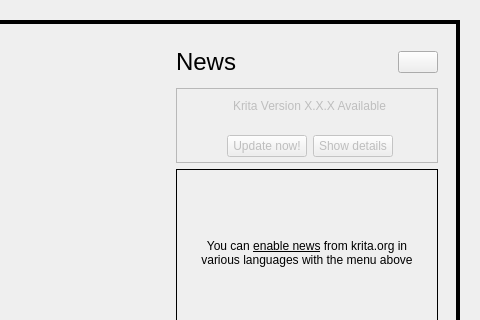
Old version of the form libs/ui/forms/KisWelcomePage.ui in the repository KDE/krita; both pictures show x 668 to 1148 and y 0 to 320 of the 1148 by 808 pixel window.
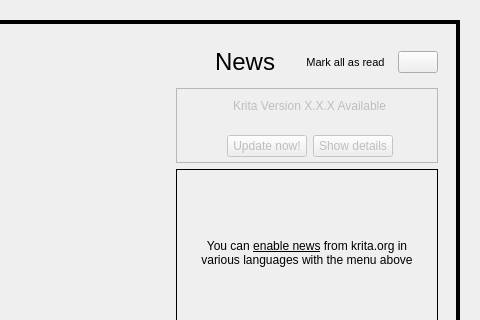
New version of the form. Custom widgets are drawn as their Qt base class.

```diff
--- a/libs/ui/forms/KisWelcomePage.ui
+++ b/libs/ui/forms/KisWelcomePage.ui
@@ -1224,6 +1224,36 @@
         <layout class="QVBoxLayout" name="verticalLayout_6">
          <item>
           <layout class="QHBoxLayout" name="horizontalLayout_14">
+           <property name="spacing">
+            <number>0</number>
+           </property>
+           <item>
+            <widget class="QPushButton" name="notifyIcon">
+             <property name="sizePolicy">
+              <sizepolicy hsizetype="Preferred" vsizetype="Fixed">
+               <horstretch>0</horstretch>
+               <verstretch>0</verstretch>
+              </sizepolicy>
+             </property>
+             <property name="font">
+              <font>
+               <pointsize>8</pointsize>
+              </font>
+             </property>
+             <property name="text">
+              <string/>
+             </property>
+             <property name="iconSize">
+              <size>
+               <width>16</width>
+               <height>16</height>
+              </size>
+             </property>
+             <property name="flat">
+              <bool>true</bool>
+             </property>
+            </widget>
+           </item>
            <item>
             <widget class="QLabel" name="newsTitleLabel">
              <property name="sizePolicy">
@@ -1258,12 +1288,49 @@
              </property>
              <property name="sizeHint" stdset="0">
               <size>
-               <width>40</width>
+               <width>0</width>
                <height>20</height>
               </size>
              </property>
             </spacer>
            </item>
+           <item>
+            <widget class="QToolButton" name="btnDismisAll">
+             <property name="sizePolicy">
+              <sizepolicy hsizetype="Preferred" vsizetype="Fixed">
+               <horstretch>0</horstretch>
+               <verstretch>0</verstretch>
+              </sizepolicy>
+             </property>
+             <property name="font">
+              <font>
+               <pointsize>8</pointsize>
+              </font>
+             </property>
+             <property name="text">
+              <string>Mark all as read</string>
+             </property>
+             <property name="autoRaise">
+              <bool>true</bool>
+             </property>
+            </widget>
+           </item>
+           <item>
+            <spacer name="horizontalSpacer">
+             <property name="orientation">
+              <enum>Qt::Horizontal</enum>
+             </property>
+             <property name="sizeType">
+              <enum>QSizePolicy::Fixed</enum>
+             </property>
+             <property name="sizeHint" stdset="0">
+              <size>
+               <width>6</width>
+               <height>0</height>
+              </size>
+             </property>
+            </spacer>
+           </item>
            <item>
             <widget class="QPushButton" name="btnNewsOptions">
              <property name="toolTip">
```
Left out of the diff: 9 changed lines with no effect on the pictures.
